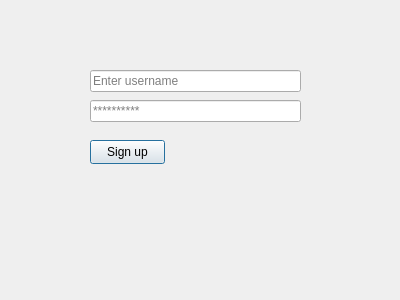
The window that register.ui (MohamadAminA/Cinema) describes before a commit, drawn with Qt 5.
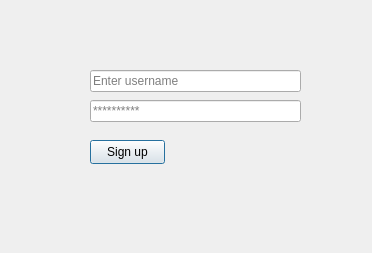
The same window after the commit.

What changed in the file:
```diff
--- a/register.ui
+++ b/register.ui
@@ -6,8 +6,8 @@
    <rect>
     <x>0</x>
     <y>0</y>
-    <width>400</width>
-    <height>300</height>
+    <width>372</width>
+    <height>253</height>
    </rect>
   </property>
   <property name="windowTitle">
```
